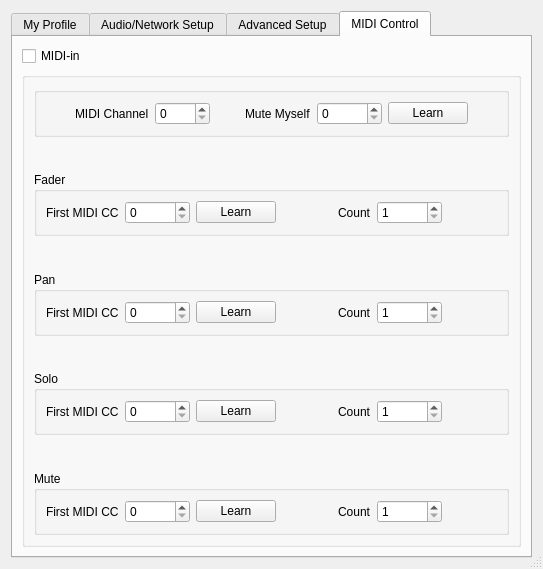
First picture: the form in src/clientsettingsdlgbase.ui, repository ignotus666/jamulus, before the edit.
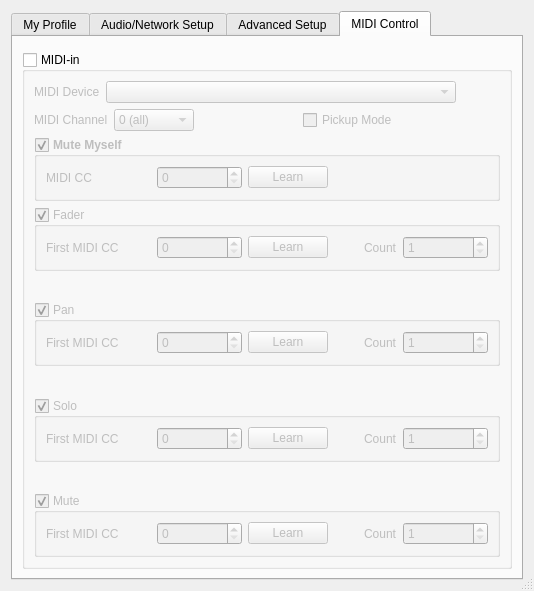
Second picture: the form after the edit. Icons and pictures are not drawn. Custom widgets are drawn as their Qt base class.

The edit to the form file:
```diff
--- a/src/clientsettingsdlgbase.ui
+++ b/src/clientsettingsdlgbase.ui
@@ -6,8 +6,8 @@
    <rect>
     <x>0</x>
     <y>0</y>
-    <width>543</width>
-    <height>569</height>
+    <width>534</width>
+    <height>591</height>
    </rect>
   </property>
   <property name="windowTitle">
@@ -1340,14 +1340,458 @@
       <attribute name="title">
        <string>MIDI Control</string>
       </attribute>
+      <layout class="QVBoxLayout" name="verticalLayout_18">
+       <item>
+        <widget class="QWidget" name="wdgMidiDeviceContainer" native="true">
+         <layout class="QHBoxLayout" name="horizontalLayout_midiDevice">
+          <property name="leftMargin">
+           <number>0</number>
+          </property>
+          <property name="topMargin">
+           <number>0</number>
+          </property>
+          <property name="rightMargin">
+           <number>0</number>
+          </property>
+          <property name="bottomMargin">
+           <number>0</number>
+          </property>
+         </layout>
+        </widget>
+       </item>
+       <item>
+        <widget class="QGroupBox" name="grbMidiControls">
+         <property name="title">
+          <string>MIDI-in</string>
+         </property>
+         <property name="checkable">
+          <bool>true</bool>
+         </property>
+         <property name="checked">
+          <bool>false</bool>
+         </property>
       <layout class="QGridLayout" name="gridLayout">
-       <item row="1" column="0">
-        <widget class="QGroupBox" name="midiControlsContainer">
+          <item row="2" column="0">
+           <layout class="QHBoxLayout" name="horizontalLayout_17">
+            <item>
+             <widget class="QLabel" name="lblChannel">
+              <property name="maximumSize">
+               <size>
+                <width>200</width>
+                <height>16777215</height>
+               </size>
+              </property>
+              <property name="font">
+               <font>
+                <weight>50</weight>
+                <bold>false</bold>
+               </font>
+              </property>
+              <property name="text">
+               <string>MIDI Channel</string>
+              </property>
+             </widget>
+            </item>
+            <item>
+             <widget class="QComboBox" name="cbxChannel">
+              <property name="minimumSize">
+               <size>
+                <width>80</width>
+                <height>0</height>
+               </size>
+              </property>
+              <property name="maximumSize">
+               <size>
+                <width>80</width>
+                <height>16777215</height>
+               </size>
+              </property>
+              <property name="font">
+               <font>
+                <weight>50</weight>
+                <bold>false</bold>
+               </font>
+              </property>
+              <item>
+               <property name="text">
+                <string>0 (all)</string>
+               </property>
+              </item>
+              <item>
+               <property name="text">
+                <string>1</string>
+               </property>
+              </item>
+              <item>
+               <property name="text">
+                <string>2</string>
+               </property>
+              </item>
+              <item>
+               <property name="text">
+                <string>3</string>
+               </property>
+              </item>
+              <item>
+               <property name="text">
+                <string>4</string>
+               </property>
+              </item>
+              <item>
+               <property name="text">
+                <string>5</string>
+               </property>
+              </item>
+              <item>
+               <property name="text">
+                <string>6</string>
+               </property>
+              </item>
+              <item>
+               <property name="text">
+                <string>7</string>
+               </property>
+              </item>
+              <item>
+               <property name="text">
+                <string>8</string>
+               </property>
+              </item>
+              <item>
+               <property name="text">
+                <string>9</string>
+               </property>
+              </item>
+              <item>
+               <property name="text">
+                <string>10</string>
+               </property>
+              </item>
+              <item>
+               <property name="text">
+                <string>11</string>
+               </property>
+              </item>
+              <item>
+               <property name="text">
+                <string>12</string>
+               </property>
+              </item>
+              <item>
+               <property name="text">
+                <string>13</string>
+               </property>
+              </item>
+              <item>
+               <property name="text">
+                <string>14</string>
+               </property>
+              </item>
+              <item>
+               <property name="text">
+                <string>15</string>
+               </property>
+              </item>
+              <item>
+               <property name="text">
+                <string>16</string>
+               </property>
+              </item>
+             </widget>
+            </item>
+            <item>
+             <spacer name="horizontalSpacer_15">
+              <property name="orientation">
+               <enum>Qt::Horizontal</enum>
+              </property>
+              <property name="sizeHint" stdset="0">
+               <size>
+                <width>40</width>
+                <height>20</height>
+               </size>
+              </property>
+             </spacer>
+            </item>
+            <item>
+             <widget class="QCheckBox" name="chbMIDIPickupMode">
+              <property name="text">
+               <string>Pickup Mode</string>
+              </property>
+             </widget>
+            </item>
+            <item>
+             <spacer name="horizontalSpacer_18">
+              <property name="orientation">
+               <enum>Qt::Horizontal</enum>
+              </property>
+              <property name="sizeHint" stdset="0">
+               <size>
+                <width>40</width>
+                <height>20</height>
+               </size>
+              </property>
+             </spacer>
+            </item>
+           </layout>
+          </item>
+          <item row="4" column="0">
+           <widget class="QGroupBox" name="grbMidiMuteMyself">
+            <property name="font">
+             <font>
+              <weight>75</weight>
+              <bold>true</bold>
+             </font>
+            </property>
          <property name="title">
-          <string/>
-         </property>
-         <layout class="QGridLayout" name="gridLayout_2">
-          <item row="10" column="0">
+             <string>Mute Myself</string>
+            </property>
+            <property name="checkable">
+             <bool>true</bool>
+            </property>
+            <layout class="QHBoxLayout" name="horizontalLayout_20">
+             <item>
+              <layout class="QHBoxLayout" name="horizontalLayout_16">
+               <item>
+                <widget class="QLabel" name="lblMuteMyselfCC">
+                 <property name="minimumSize">
+                  <size>
+                   <width>105</width>
+                   <height>0</height>
+                  </size>
+                 </property>
+                 <property name="font">
+                  <font>
+                   <weight>50</weight>
+                   <bold>false</bold>
+                  </font>
+                 </property>
+                 <property name="text">
+                  <string>MIDI CC</string>
+                 </property>
+                </widget>
+               </item>
+               <item>
+                <widget class="QSpinBox" name="spnMuteMyself">
+                 <property name="minimumSize">
+                  <size>
+                   <width>85</width>
+                   <height>0</height>
+                  </size>
+                 </property>
+                 <property name="font">
+                  <font>
+                   <weight>50</weight>
+                   <bold>false</bold>
+                  </font>
+                 </property>
+                 <property name="minimum">
+                  <number>0</number>
+                 </property>
+                 <property name="maximum">
+                  <number>127</number>
+                 </property>
+                </widget>
+               </item>
+               <item>
+                <widget class="QPushButton" name="butLearnMuteMyself">
+                 <property name="font">
+                  <font>
+                   <weight>50</weight>
+                   <bold>false</bold>
+                  </font>
+                 </property>
+                 <property name="text">
+                  <string>Learn</string>
+                 </property>
+                 <property name="autoDefault">
+                  <bool>false</bool>
+                 </property>
+                </widget>
+               </item>
+               <item>
+                <spacer name="horizontalSpacer_17">
+                 <property name="orientation">
+                  <enum>Qt::Horizontal</enum>
+                 </property>
+                 <property name="sizeHint" stdset="0">
+                  <size>
+                   <width>40</width>
+                   <height>20</height>
+                  </size>
+                 </property>
+                </spacer>
+               </item>
+              </layout>
+             </item>
+            </layout>
+           </widget>
+          </item>
+          <item row="3" column="0">
+           <spacer name="verticalSpacer_18">
+            <property name="orientation">
+             <enum>Qt::Vertical</enum>
+            </property>
+            <property name="sizeHint" stdset="0">
+             <size>
+              <width>20</width>
+              <height>40</height>
+             </size>
+            </property>
+           </spacer>
+          </item>
+          <item row="5" column="0">
+           <spacer name="verticalSpacer_17">
+            <property name="orientation">
+             <enum>Qt::Vertical</enum>
+            </property>
+            <property name="sizeHint" stdset="0">
+             <size>
+              <width>20</width>
+              <height>40</height>
+             </size>
+            </property>
+           </spacer>
+          </item>
+          <item row="6" column="0">
+           <layout class="QGridLayout" name="gridLayoutMain">
+            <item row="3" column="0">
+             <spacer name="verticalSpacer_14">
+              <property name="orientation">
+               <enum>Qt::Vertical</enum>
+              </property>
+              <property name="sizeHint" stdset="0">
+               <size>
+                <width>20</width>
+                <height>40</height>
+               </size>
+              </property>
+             </spacer>
+            </item>
+            <item row="0" column="0">
+             <widget class="QGroupBox" name="grbMidiFader">
+              <property name="font">
+               <font>
+                <weight>50</weight>
+                <bold>false</bold>
+               </font>
+              </property>
+              <property name="title">
+               <string>Fader</string>
+              </property>
+              <property name="checkable">
+               <bool>true</bool>
+              </property>
+              <layout class="QHBoxLayout" name="horizontalLayout_19">
+               <item>
+                <layout class="QHBoxLayout" name="horizontalLayout_11">
+                 <item>
+                  <widget class="QLabel" name="lblFaderOffset">
+                   <property name="minimumSize">
+                    <size>
+                     <width>105</width>
+                     <height>0</height>
+                    </size>
+                   </property>
+                   <property name="font">
+                    <font>
+                     <weight>50</weight>
+                     <bold>false</bold>
+                    </font>
+                   </property>
+                   <property name="text">
+                    <string>First MIDI CC</string>
+                   </property>
+                  </widget>
+                 </item>
+                 <item>
+                  <widget class="QSpinBox" name="spnFaderOffset">
+                   <property name="minimumSize">
+                    <size>
+                     <width>85</width>
+                     <height>0</height>
+                    </size>
+                   </property>
+                   <property name="font">
+                    <font>
+                     <weight>50</weight>
+                     <bold>false</bold>
+                    </font>
+                   </property>
+                   <property name="maximum">
+                    <number>127</number>
+                   </property>
+                  </widget>
+                 </item>
+                 <item>
+                  <widget class="QPushButton" name="butLearnFaderOffset">
+                   <property name="font">
+                    <font>
+                     <weight>50</weight>
+                     <bold>false</bold>
+                    </font>
+                   </property>
+                   <property name="text">
+                    <string>Learn</string>
+                   </property>
+                   <property name="autoDefault">
+                    <bool>false</bool>
+                   </property>
+                  </widget>
+                 </item>
+                 <item>
+                  <spacer name="horizontalSpacer_11">
+                   <property name="orientation">
+                    <enum>Qt::Horizontal</enum>
+                   </property>
+                   <property name="sizeHint" stdset="0">
+                    <size>
+                     <width>40</width>
+                     <height>20</height>
+                    </size>
+                   </property>
+                  </spacer>
+                 </item>
+                 <item>
+                  <widget class="QLabel" name="lblFaderCount">
+                   <property name="font">
+                    <font>
+                     <weight>50</weight>
+                     <bold>false</bold>
+                    </font>
+                   </property>
+                   <property name="text">
+                    <string>Count</string>
+                   </property>
+                  </widget>
+                 </item>
+                 <item>
+                  <widget class="QSpinBox" name="spnFaderCount">
+                   <property name="minimumSize">
+                    <size>
+                     <width>85</width>
+                     <height>0</height>
+                    </size>
+                   </property>
+                   <property name="font">
+                    <font>
+                     <weight>50</weight>
+                     <bold>false</bold>
+                    </font>
+                   </property>
+                   <property name="minimum">
+                    <number>1</number>
+                   </property>
+                   <property name="maximum">
+                    <number>127</number>
+                   </property>
+                  </widget>
+                 </item>
+                </layout>
+               </item>
+              </layout>
+             </widget>
+            </item>
+            <item row="6" column="0">
            <widget class="QGroupBox" name="grbMidiMute">
             <property name="font">
              <font>
@@ -1358,9 +1802,20 @@
             <property name="title">
              <string>Mute</string>
             </property>
+              <property name="checkable">
+               <bool>true</bool>
+              </property>
+              <layout class="QHBoxLayout" name="horizontalLayout_18">
+               <item>
             <layout class="QHBoxLayout" name="horizontalLayout_15">
              <item>
               <widget class="QLabel" name="lblMuteOffset">
+                   <property name="minimumSize">
+                    <size>
+                     <width>105</width>
+                     <height>0</height>
+                    </size>
+                   </property>
                <property name="font">
                 <font>
                  <weight>50</weight>
@@ -1376,7 +1831,7 @@
               <widget class="QSpinBox" name="spnMuteOffset">
                <property name="minimumSize">
                 <size>
-                 <width>65</width>
+                     <width>85</width>
                  <height>0</height>
                 </size>
                </property>
@@ -1408,7 +1863,7 @@
               </widget>
              </item>
              <item>
-              <spacer name="horizontalSpacer_11">
+                  <spacer name="horizontalSpacer_14">
                <property name="orientation">
                 <enum>Qt::Horizontal</enum>
                </property>
@@ -1437,7 +1892,7 @@
               <widget class="QSpinBox" name="spnMuteCount">
                <property name="minimumSize">
                 <size>
-                 <width>65</width>
+                     <width>85</width>
                  <height>0</height>
                 </size>
                </property>
@@ -1455,23 +1910,25 @@
                </property>
               </widget>
              </item>
-             <item>
-              <spacer name="horizontalSpacer_12">
+                </layout>
+               </item>
+              </layout>
+             </widget>
+            </item>
+            <item row="1" column="0">
+             <spacer name="verticalSpacer_12">
                <property name="orientation">
-                <enum>Qt::Horizontal</enum>
+               <enum>Qt::Vertical</enum>
                </property>
                <property name="sizeHint" stdset="0">
                 <size>
-                 <width>40</width>
-                 <height>20</height>
+                <width>20</width>
+                <height>40</height>
                 </size>
                </property>
               </spacer>
              </item>
-            </layout>
-           </widget>
-          </item>
-          <item row="8" column="0">
+            <item row="4" column="0">
            <widget class="QGroupBox" name="grbMidiSolo">
             <property name="font">
              <font>
@@ -1482,9 +1939,20 @@
             <property name="title">
              <string>Solo</string>
             </property>
+              <property name="checkable">
+               <bool>true</bool>
+              </property>
+              <layout class="QHBoxLayout" name="horizontalLayout_21">
+               <item>
             <layout class="QHBoxLayout" name="horizontalLayout_14">
              <item>
               <widget class="QLabel" name="lblSoloOffset">
+                   <property name="minimumSize">
+                    <size>
+                     <width>105</width>
+                     <height>0</height>
+                    </size>
+                   </property>
                <property name="font">
                 <font>
                  <weight>50</weight>
@@ -1500,7 +1968,7 @@
               <widget class="QSpinBox" name="spnSoloOffset">
                <property name="minimumSize">
                 <size>
-                 <width>65</width>
+                     <width>85</width>
                  <height>0</height>
                 </size>
                </property>
@@ -1532,7 +2000,7 @@
               </widget>
              </item>
              <item>
-              <spacer name="horizontalSpacer_14">
+                  <spacer name="horizontalSpacer_13">
                <property name="orientation">
                 <enum>Qt::Horizontal</enum>
                </property>
@@ -1561,7 +2029,7 @@
               <widget class="QSpinBox" name="spnSoloCount">
                <property name="minimumSize">
                 <size>
-                 <width>65</width>
+                     <width>85</width>
                  <height>0</height>
                 </size>
                </property>
@@ -1579,49 +2047,12 @@
                </property>
               </widget>
              </item>
-             <item>
-              <spacer name="horizontalSpacer_13">
-               <property name="orientation">
-                <enum>Qt::Horizontal</enum>
-               </property>
-               <property name="sizeHint" stdset="0">
-                <size>
-                 <width>40</width>
-                 <height>20</height>
-                </size>
-               </property>
-              </spacer>
+                </layout>
              </item>
             </layout>
            </widget>
           </item>
-          <item row="9" column="0">
-           <spacer name="verticalSpacer_17">
-            <property name="orientation">
-             <enum>Qt::Vertical</enum>
-            </property>
-            <property name="sizeHint" stdset="0">
-             <size>
-              <width>20</width>
-              <height>40</height>
-             </size>
-            </property>
-           </spacer>
-          </item>
-          <item row="5" column="0">
-           <spacer name="verticalSpacer_14">
-            <property name="orientation">
-             <enum>Qt::Vertical</enum>
-            </property>
-            <property name="sizeHint" stdset="0">
-             <size>
-              <width>20</width>
-              <height>40</height>
-             </size>
-            </property>
-           </spacer>
-          </item>
-          <item row="6" column="0">
+            <item row="2" column="0">
            <widget class="QGroupBox" name="grbMidiPan">
             <property name="font">
              <font>
@@ -1632,9 +2063,20 @@
             <property name="title">
              <string>Pan</string>
             </property>
+              <property name="checkable">
+               <bool>true</bool>
+              </property>
+              <layout class="QHBoxLayout" name="horizontalLayout_22">
+               <item>
             <layout class="QHBoxLayout" name="horizontalLayout_13">
              <item>
               <widget class="QLabel" name="lblPanOffset">
+                   <property name="minimumSize">
+                    <size>
+                     <width>105</width>
+                     <height>0</height>
+                    </size>
+                   </property>
                <property name="font">
                 <font>
                  <weight>50</weight>
@@ -1650,7 +2092,7 @@
               <widget class="QSpinBox" name="spnPanOffset">
                <property name="minimumSize">
                 <size>
-                 <width>65</width>
+                     <width>85</width>
                  <height>0</height>
                 </size>
                </property>
@@ -1682,7 +2124,7 @@
               </widget>
              </item>
              <item>
-              <spacer name="horizontalSpacer_17">
+                  <spacer name="horizontalSpacer_12">
                <property name="orientation">
                 <enum>Qt::Horizontal</enum>
                </property>
@@ -1711,7 +2153,7 @@
               <widget class="QSpinBox" name="spnPanCount">
                <property name="minimumSize">
                 <size>
-                 <width>65</width>
+                     <width>85</width>
                  <height>0</height>
                 </size>
                </property>
@@ -1729,170 +2171,12 @@
                </property>
               </widget>
              </item>
-             <item>
-              <spacer name="horizontalSpacer_19">
-               <property name="orientation">
-                <enum>Qt::Horizontal</enum>
-               </property>
-               <property name="sizeHint" stdset="0">
-                <size>
-                 <width>40</width>
-                 <height>20</height>
-                </size>
-               </property>
-              </spacer>
-             </item>
-            </layout>
-           </widget>
-          </item>
-          <item row="3" column="0">
-           <spacer name="verticalSpacer_12">
-            <property name="orientation">
-             <enum>Qt::Vertical</enum>
-            </property>
-            <property name="sizeHint" stdset="0">
-             <size>
-              <width>20</width>
-              <height>40</height>
-             </size>
-            </property>
-           </spacer>
-          </item>
-          <item row="1" column="0" rowspan="2">
-           <widget class="QGroupBox" name="chanMuteGroup">
-            <property name="font">
-             <font>
-              <weight>75</weight>
-              <bold>true</bold>
-             </font>
-            </property>
-            <property name="title">
-             <string/>
-            </property>
-            <layout class="QHBoxLayout" name="horizontalLayout_16">
-             <item>
-              <spacer name="horizontalSpacer_25">
-               <property name="orientation">
-                <enum>Qt::Horizontal</enum>
-               </property>
-               <property name="sizeHint" stdset="0">
-                <size>
-                 <width>40</width>
-                 <height>20</height>
-                </size>
-               </property>
-              </spacer>
-             </item>
-             <item>
-              <widget class="QLabel" name="lblChannel">
-               <property name="font">
-                <font>
-                 <weight>50</weight>
-                 <bold>false</bold>
-                </font>
-               </property>
-               <property name="text">
-                <string>MIDI Channel</string>
-               </property>
-              </widget>
-             </item>
-             <item>
-              <widget class="QSpinBox" name="spnChannel">
-               <property name="minimumSize">
-                <size>
-                 <width>55</width>
-                 <height>0</height>
-                </size>
-               </property>
-               <property name="font">
-                <font>
-                 <weight>50</weight>
-                 <bold>false</bold>
-                </font>
-               </property>
-               <property name="maximum">
-                <number>16</number>
-               </property>
-              </widget>
-             </item>
-             <item>
-              <spacer name="horizontalSpacer_15">
-               <property name="orientation">
-                <enum>Qt::Horizontal</enum>
-               </property>
-               <property name="sizeHint" stdset="0">
-                <size>
-                 <width>40</width>
-                 <height>20</height>
-                </size>
-               </property>
-              </spacer>
-             </item>
-             <item>
-              <widget class="QLabel" name="lblMuteMyself">
-               <property name="font">
-                <font>
-                 <weight>50</weight>
-                 <bold>false</bold>
-                </font>
-               </property>
-               <property name="text">
-                <string>Mute Myself</string>
-               </property>
-              </widget>
-             </item>
-             <item>
-              <widget class="QSpinBox" name="spnMuteMyself">
-               <property name="minimumSize">
-                <size>
-                 <width>65</width>
-                 <height>0</height>
-                </size>
-               </property>
-               <property name="font">
-                <font>
-                 <weight>50</weight>
-                 <bold>false</bold>
-                </font>
-               </property>
-               <property name="maximum">
-                <number>127</number>
-               </property>
-              </widget>
-             </item>
-             <item>
-              <widget class="QPushButton" name="butLearnMuteMyself">
-               <property name="font">
-                <font>
-                 <weight>50</weight>
-                 <bold>false</bold>
-                </font>
-               </property>
-               <property name="text">
-                <string>Learn</string>
-               </property>
-               <property name="autoDefault">
-                <bool>false</bool>
-               </property>
-              </widget>
-             </item>
-             <item>
-              <spacer name="horizontalSpacer_23">
-               <property name="orientation">
-                <enum>Qt::Horizontal</enum>
-               </property>
-               <property name="sizeHint" stdset="0">
-                <size>
-                 <width>40</width>
-                 <height>20</height>
-                </size>
-               </property>
-              </spacer>
-             </item>
+                </layout>
+               </item>
             </layout>
            </widget>
           </item>
-          <item row="7" column="0">
+            <item row="5" column="0">
            <spacer name="verticalSpacer_16">
             <property name="orientation">
              <enum>Qt::Vertical</enum>
@@ -1905,144 +2189,56 @@
             </property>
            </spacer>
           </item>
-          <item row="4" column="0">
-           <widget class="QGroupBox" name="grbMidiFader">
-            <property name="font">
-             <font>
-              <weight>50</weight>
-              <bold>false</bold>
-             </font>
-            </property>
-            <property name="title">
-             <string>Fader</string>
-            </property>
-            <layout class="QHBoxLayout" name="horizontalLayout_11">
-             <item>
-              <widget class="QLabel" name="lblFaderOffset">
-               <property name="font">
-                <font>
-                 <weight>50</weight>
-                 <bold>false</bold>
-                </font>
-               </property>
-               <property name="text">
-                <string>First MIDI CC</string>
-               </property>
-              </widget>
-             </item>
-             <item>
-              <widget class="QSpinBox" name="spnFaderOffset">
-               <property name="minimumSize">
-                <size>
-                 <width>65</width>
-                 <height>0</height>
-                </size>
-               </property>
-               <property name="font">
-                <font>
-                 <weight>50</weight>
-                 <bold>false</bold>
-                </font>
-               </property>
-               <property name="maximum">
-                <number>127</number>
-               </property>
-              </widget>
-             </item>
-             <item>
-              <widget class="QPushButton" name="butLearnFaderOffset">
-               <property name="font">
-                <font>
-                 <weight>50</weight>
-                 <bold>false</bold>
-                </font>
-               </property>
-               <property name="text">
-                <string>Learn</string>
-               </property>
-               <property name="autoDefault">
-                <bool>false</bool>
-               </property>
-              </widget>
-             </item>
-             <item>
-              <spacer name="horizontalSpacer_21">
-               <property name="orientation">
-                <enum>Qt::Horizontal</enum>
-               </property>
-               <property name="sizeHint" stdset="0">
-                <size>
-                 <width>40</width>
-                 <height>20</height>
-                </size>
-               </property>
-              </spacer>
-             </item>
-             <item>
-              <widget class="QLabel" name="lblFaderCount">
-               <property name="font">
-                <font>
-                 <weight>50</weight>
-                 <bold>false</bold>
-                </font>
-               </property>
-               <property name="text">
-                <string>Count</string>
-               </property>
-              </widget>
-             </item>
-             <item>
-              <widget class="QSpinBox" name="spnFaderCount">
-               <property name="minimumSize">
-                <size>
-                 <width>65</width>
-                 <height>0</height>
-                </size>
-               </property>
-               <property name="font">
-                <font>
-                 <weight>50</weight>
-                 <bold>false</bold>
-                </font>
-               </property>
-               <property name="minimum">
-                <number>1</number>
-               </property>
-               <property name="maximum">
-                <number>127</number>
-               </property>
-              </widget>
-             </item>
-             <item>
-              <spacer name="horizontalSpacer_22">
-               <property name="orientation">
-                <enum>Qt::Horizontal</enum>
-               </property>
-               <property name="sizeHint" stdset="0">
-                <size>
-                 <width>40</width>
-                 <height>20</height>
-                </size>
-               </property>
-              </spacer>
-             </item>
-            </layout>
-           </widget>
-          </item>
-         </layout>
-        </widget>
+           </layout>
        </item>
        <item row="0" column="0">
-        <widget class="QCheckBox" name="chbUseMIDIController">
-         <property name="sizePolicy">
-          <sizepolicy hsizetype="Preferred" vsizetype="Preferred">
-           <horstretch>0</horstretch>
-           <verstretch>0</verstretch>
-          </sizepolicy>
-         </property>
+           <layout class="QHBoxLayout" name="horizontalLayout_23">
+            <item>
+             <widget class="QLabel" name="lblMidiDevice">
          <property name="text">
-          <string>MIDI-in</string>
-         </property>
+               <string>MIDI Device</string>
+              </property>
+             </widget>
+            </item>
+            <item>
+             <widget class="QComboBox" name="cbxMidiDevice">
+              <property name="minimumSize">
+               <size>
+                <width>350</width>
+                <height>0</height>
+               </size>
+              </property>
+             </widget>
+            </item>
+            <item>
+             <spacer name="horizontalSpacer_16">
+              <property name="orientation">
+               <enum>Qt::Horizontal</enum>
+              </property>
+              <property name="sizeHint" stdset="0">
+               <size>
+                <width>40</width>
+                <height>20</height>
+               </size>
+              </property>
+             </spacer>
+            </item>
+           </layout>
+          </item>
+          <item row="1" column="0">
+           <spacer name="verticalSpacer_19">
+            <property name="orientation">
+             <enum>Qt::Vertical</enum>
+            </property>
+            <property name="sizeHint" stdset="0">
+             <size>
+              <width>20</width>
+              <height>40</height>
+             </size>
+            </property>
+           </spacer>
+          </item>
+         </layout>
         </widget>
        </item>
       </layout>
```
Left out of the diff: 13 changed lines with no effect on the pictures. Lines whose indentation alone changed are shown as unchanged.
